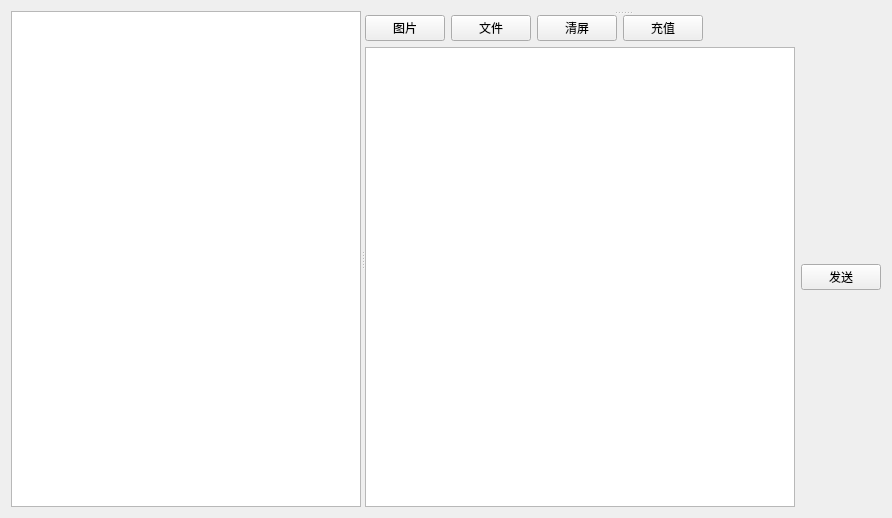
First picture: the form in home.ui, repository HFO4/Telegraph, before the edit.
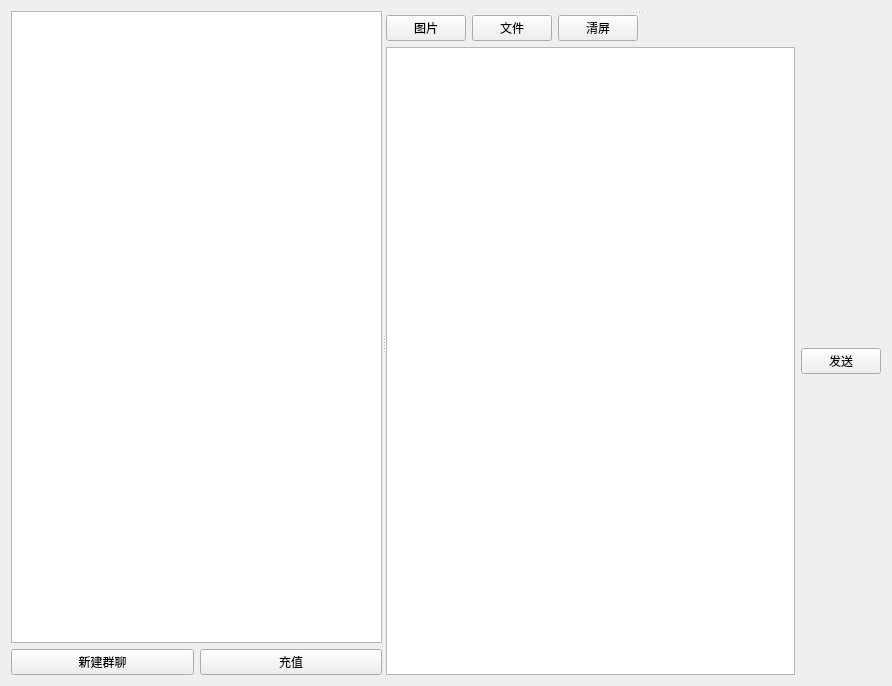
Second picture: the form after the edit. Icons and pictures are not drawn.

Patch:
```diff
--- a/home.ui
+++ b/home.ui
@@ -7,7 +7,7 @@
     <x>0</x>
     <y>0</y>
     <width>892</width>
-    <height>518</height>
+    <height>686</height>
    </rect>
   </property>
   <property name="windowTitle">
@@ -23,6 +23,9 @@
      <property name="orientation">
       <enum>Qt::Horizontal</enum>
      </property>
+     <widget class="QWidget" name="verticalLayoutWidget_2">
+      <layout class="QVBoxLayout" name="verticalLayout">
+       <item>
      <widget class="QListWidget" name="listWidget">
       <property name="font">
        <font>
@@ -39,6 +42,39 @@
        <enum>QListView::ListMode</enum>
       </property>
      </widget>
+       </item>
+       <item>
+        <layout class="QVBoxLayout" name="verticalLayout_3">
+         <item>
+          <layout class="QHBoxLayout" name="horizontalLayout_3">
+           <item>
+            <widget class="QPushButton" name="pushButton_4">
+             <property name="text">
+              <string>新建群聊</string>
+             </property>
+             <property name="icon">
+              <iconset resource="res.qrc">
+               <normaloff>:/image/add.png</normaloff>:/image/add.png</iconset>
+             </property>
+            </widget>
+           </item>
+           <item>
+            <widget class="QPushButton" name="pushButton_2">
+             <property name="text">
+              <string>充值</string>
+             </property>
+             <property name="icon">
+              <iconset resource="res.qrc">
+               <normaloff>:/image/cash.png</normaloff>:/image/cash.png</iconset>
+             </property>
+            </widget>
+           </item>
+          </layout>
+         </item>
+        </layout>
+       </item>
+      </layout>
+     </widget>
      <widget class="QSplitter" name="splitter">
       <property name="orientation">
        <enum>Qt::Vertical</enum>
@@ -95,13 +131,6 @@
             </property>
            </widget>
           </item>
-          <item>
-           <widget class="QPushButton" name="pushButton_2">
-            <property name="text">
-             <string>充值</string>
-            </property>
-           </widget>
-          </item>
           <item>
            <spacer name="horizontalSpacer">
             <property name="orientation">
```
Lines whose indentation alone changed are shown as unchanged.
